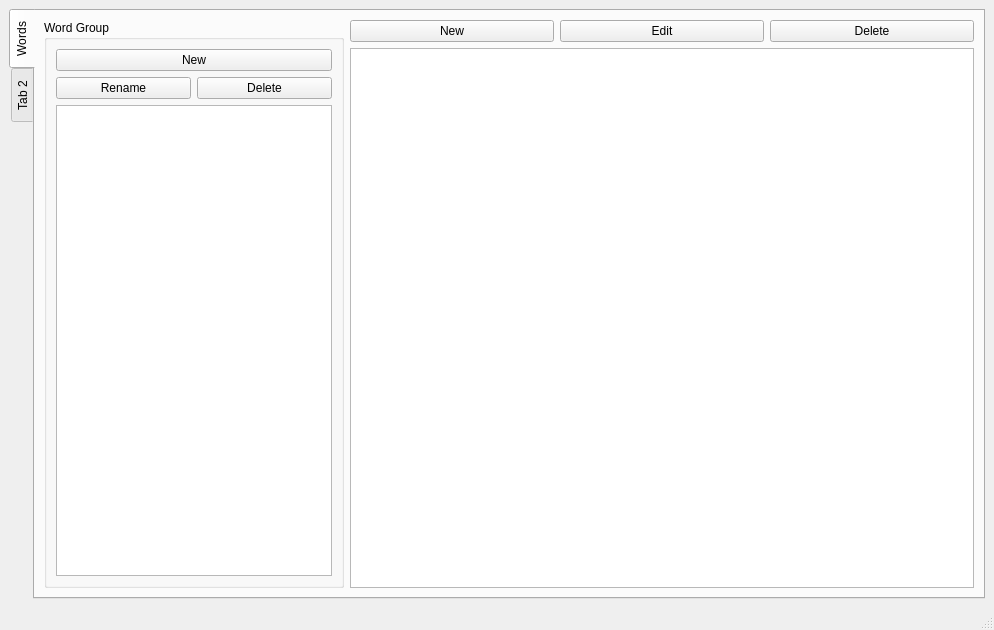
Before: the Qt Designer form UIs/MainWindow.ui in PelerYuan/HaoCiKuaiJi3.0, drawn with Qt 5.
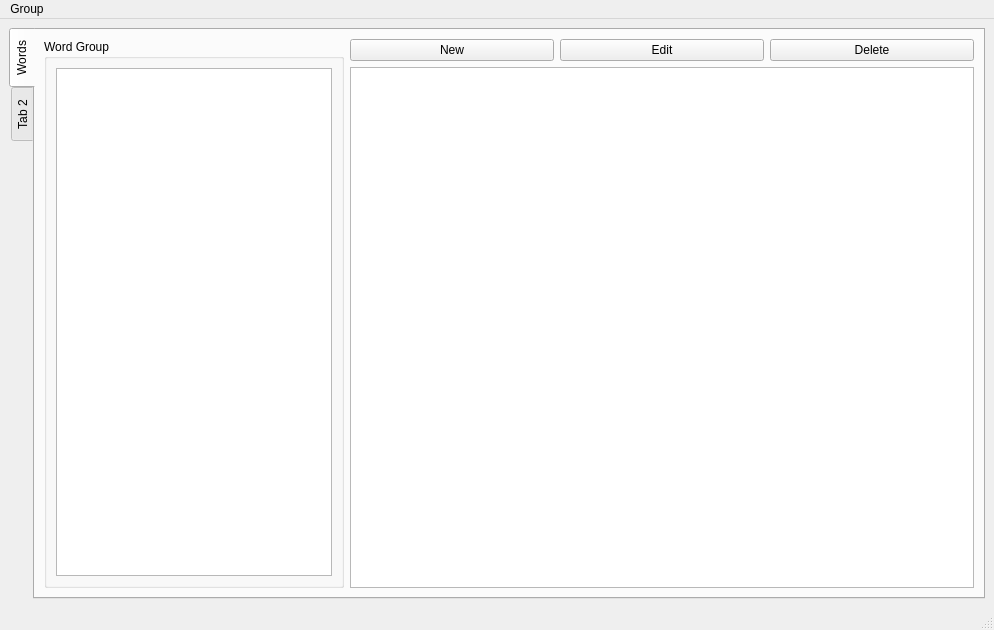
After: the same form once the commit is applied.

Diff of the .ui file:
```diff
--- a/UIs/MainWindow.ui
+++ b/UIs/MainWindow.ui
@@ -43,35 +43,6 @@
            <string>Word Group</string>
           </property>
           <layout class="QVBoxLayout" name="verticalLayout">
-           <item>
-            <layout class="QHBoxLayout" name="horizontalLayout_2">
-             <item>
-              <widget class="QPushButton" name="word_group_new_pushButton">
-               <property name="text">
-                <string>New</string>
-               </property>
-              </widget>
-             </item>
-            </layout>
-           </item>
-           <item>
-            <layout class="QHBoxLayout" name="horizontalLayout_3">
-             <item>
-              <widget class="QPushButton" name="word_group_rename_pushButton">
-               <property name="text">
-                <string>Rename</string>
-               </property>
-              </widget>
-             </item>
-             <item>
-              <widget class="QPushButton" name="word_group_delete_pushButton">
-               <property name="text">
-                <string>Delete</string>
-               </property>
-              </widget>
-             </item>
-            </layout>
-           </item>
            <item>
             <widget class="QListView" name="word_group_listView"/>
            </item>
@@ -130,6 +101,16 @@
      <height>23</height>
     </rect>
    </property>
+   <widget class="QMenu" name="menuGroup">
+    <property name="title">
+     <string>Group</string>
+    </property>
+    <addaction name="word_group_new_action"/>
+    <addaction name="separator"/>
+    <addaction name="word_group_rename_action"/>
+    <addaction name="word_group_delete_action"/>
+   </widget>
+   <addaction name="menuGroup"/>
   </widget>
   <widget class="QStatusBar" name="statusbar"/>
  </widget>
```
Left out of the diff: 17 changed lines with no effect on the pictures.
